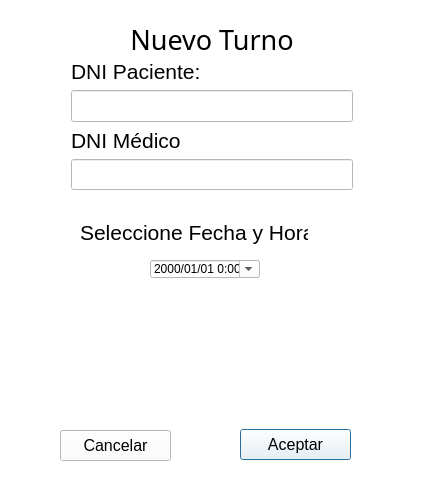
BermudezK/consultsoft, file View/Ventana_Turnos.ui: the form before one commit.
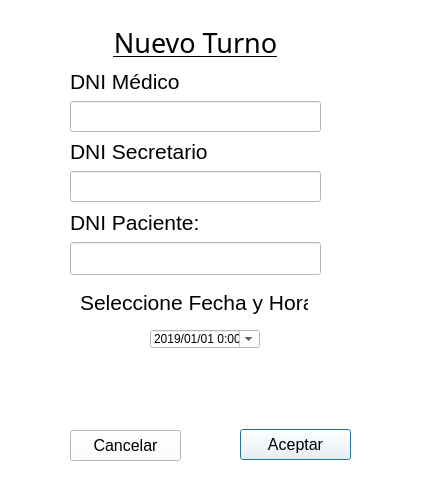
The form after the commit.

Commit message: Nueva consulta, arreglo de la fecha, modificacion de la consulta agregar turno

```diff
--- a/View/Ventana_Turnos.ui
+++ b/View/Ventana_Turnos.ui
@@ -37,32 +37,11 @@
     <string>Aceptar</string>
    </property>
   </widget>
-  <widget class="QPushButton" name="BotonCancelar_2">
-   <property name="geometry">
-    <rect>
-     <x>60</x>
-     <y>430</y>
-     <width>111</width>
-     <height>31</height>
-    </rect>
-   </property>
-   <property name="font">
-    <font>
-     <pointsize>12</pointsize>
-    </font>
-   </property>
-   <property name="focusPolicy">
-    <enum>Qt::StrongFocus</enum>
-   </property>
-   <property name="text">
-    <string>Cancelar</string>
-   </property>
-  </widget>
-  <widget class="QDateTimeEdit" name="dateTimeEdit">
+  <widget class="QDateTimeEdit" name="campo_hora_fecha">
    <property name="geometry">
     <rect>
      <x>150</x>
-     <y>260</y>
+     <y>330</y>
      <width>110</width>
      <height>18</height>
     </rect>
@@ -72,11 +51,28 @@
      <hour>0</hour>
      <minute>0</minute>
      <second>0</second>
-     <year>2000</year>
+     <year>2019</year>
      <month>1</month>
      <day>1</day>
     </datetime>
    </property>
+   <property name="date">
+    <date>
+     <year>2019</year>
+     <month>1</month>
+     <day>1</day>
+    </date>
+   </property>
+   <property name="maximumDateTime">
+    <datetime>
+     <hour>23</hour>
+     <minute>59</minute>
+     <second>59</second>
+     <year>9999</year>
+     <month>12</month>
+     <day>31</day>
+    </datetime>
+   </property>
    <property name="displayFormat">
     <string>yyyy/MM/dd H:mm</string>
    </property>
@@ -88,7 +84,7 @@
    <property name="geometry">
     <rect>
      <x>80</x>
-     <y>220</y>
+     <y>290</y>
      <width>228</width>
      <height>25</height>
     </rect>
@@ -102,13 +98,34 @@
     <string>Seleccione Fecha y Hora</string>
    </property>
   </widget>
+  <widget class="QPushButton" name="BotonAceptar_2">
+   <property name="geometry">
+    <rect>
+     <x>70</x>
+     <y>430</y>
+     <width>111</width>
+     <height>31</height>
+    </rect>
+   </property>
+   <property name="font">
+    <font>
+     <pointsize>12</pointsize>
+    </font>
+   </property>
+   <property name="focusPolicy">
+    <enum>Qt::StrongFocus</enum>
+   </property>
+   <property name="text">
+    <string>Cancelar</string>
+   </property>
+  </widget>
   <widget class="QWidget" name="">
    <property name="geometry">
     <rect>
-     <x>71</x>
-     <y>21</y>
-     <width>282</width>
-     <height>169</height>
+     <x>70</x>
+     <y>24</y>
+     <width>251</width>
+     <height>251</height>
     </rect>
    </property>
    <layout class="QGridLayout" name="gridLayout">
@@ -132,6 +149,78 @@
      </widget>
     </item>
     <item row="1" column="0">
+     <widget class="QLabel" name="Label_DNI_Medico">
+      <property name="font">
+       <font>
+        <pointsize>16</pointsize>
+       </font>
+      </property>
+      <property name="text">
+       <string>DNI Médico</string>
+      </property>
+     </widget>
+    </item>
+    <item row="2" column="0">
+     <widget class="QLineEdit" name="Campo_DNI_Medico">
+      <property name="font">
+       <font>
+        <pointsize>14</pointsize>
+       </font>
+      </property>
+      <property name="mouseTracking">
+       <bool>true</bool>
+      </property>
+      <property name="focusPolicy">
+       <enum>Qt::StrongFocus</enum>
+      </property>
+      <property name="contextMenuPolicy">
+       <enum>Qt::CustomContextMenu</enum>
+      </property>
+      <property name="text">
+       <string/>
+      </property>
+      <property name="placeholderText">
+       <string/>
+      </property>
+     </widget>
+    </item>
+    <item row="3" column="0">
+     <widget class="QLabel" name="Label_DNI_Medico_2">
+      <property name="font">
+       <font>
+        <pointsize>16</pointsize>
+       </font>
+      </property>
+      <property name="text">
+       <string>DNI Secretario</string>
+      </property>
+     </widget>
+    </item>
+    <item row="4" column="0">
+     <widget class="QLineEdit" name="Campo_DNI_Secretario">
+      <property name="font">
+       <font>
+        <pointsize>14</pointsize>
+       </font>
+      </property>
+      <property name="mouseTracking">
+       <bool>true</bool>
+      </property>
+      <property name="focusPolicy">
+       <enum>Qt::StrongFocus</enum>
+      </property>
+      <property name="contextMenuPolicy">
+       <enum>Qt::CustomContextMenu</enum>
+      </property>
+      <property name="text">
+       <string/>
+      </property>
+      <property name="placeholderText">
+       <string/>
+      </property>
+     </widget>
+    </item>
+    <item row="5" column="0">
      <widget class="QLabel" name="DNItex_2">
       <property name="font">
        <font>
@@ -143,7 +232,7 @@
       </property>
      </widget>
     </item>
-    <item row="2" column="0">
+    <item row="6" column="0">
      <widget class="QLineEdit" name="Campo_DNI_paciente">
       <property name="font">
        <font>
@@ -170,42 +259,6 @@
       </property>
      </widget>
     </item>
-    <item row="3" column="0">
-     <widget class="QLabel" name="Label_DNI_Medico">
-      <property name="font">
-       <font>
-        <pointsize>16</pointsize>
-       </font>
-      </property>
-      <property name="text">
-       <string>DNI Médico</string>
-      </property>
-     </widget>
-    </item>
-    <item row="4" column="0">
-     <widget class="QLineEdit" name="Campo_DNI_Medico">
-      <property name="font">
-       <font>
-        <pointsize>14</pointsize>
-       </font>
-      </property>
-      <property name="mouseTracking">
-       <bool>true</bool>
-      </property>
-      <property name="focusPolicy">
-       <enum>Qt::StrongFocus</enum>
-      </property>
-      <property name="contextMenuPolicy">
-       <enum>Qt::CustomContextMenu</enum>
-      </property>
-      <property name="text">
-       <string/>
-      </property>
-      <property name="placeholderText">
-       <string/>
-      </property>
-     </widget>
-    </item>
    </layout>
   </widget>
  </widget>
```
Left out of the diff: 2 changed lines with no effect on the pictures. The commit also changes 21 other files.
